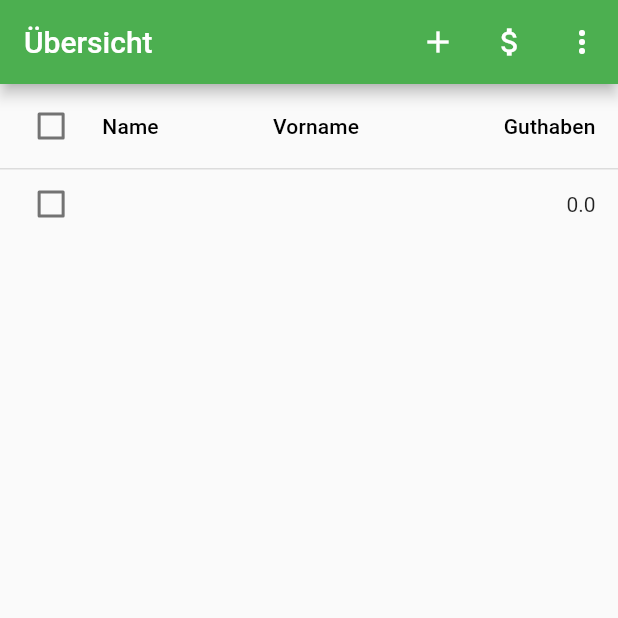
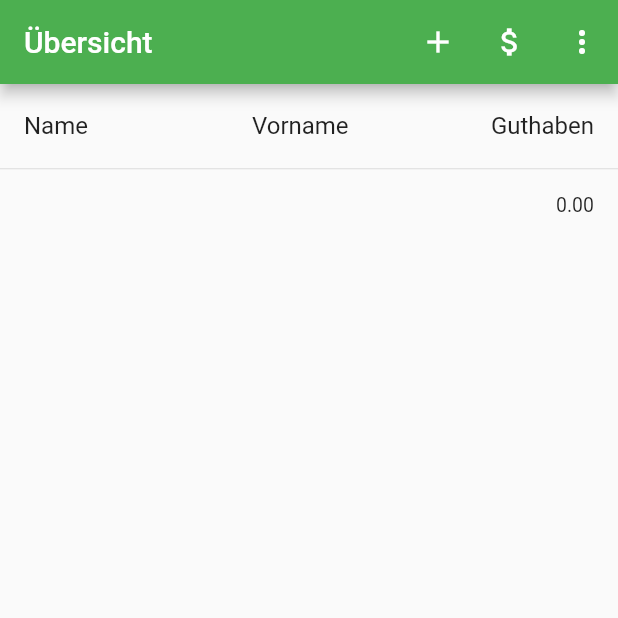
Before and after one commit to Snickers03/KlassenkassenM_Mobile, a Flutter app: the screen it shows once a user with an empty profile is signed in, on a phone screen of 412 x 824 dp, the top half of it. Run offline on Flutter 3.47's test engine with Material 2 defaults, Android fonts, the phone set to English and light mode, and no system bars; our stand-ins replace cloud_firestore, firebase_auth, flutter_spinkit; accounts and stored records are empty.

Commit message:
replaced datatable with listview, selection mode

```diff
--- a/lib/pages/home.dart
+++ b/lib/pages/home.dart
@@ -34,7 +34,7 @@ class _HomeState extends State<Home> {
         selected: selection.contains(stud),
         onSelectChanged: (sel) {
           print(stud.name);
-          onSelectedRow(sel, stud);
+          //onSelectedRow(sel, stud);
         },
         //selected: true,
         cells: [
@@ -54,7 +54,7 @@ class _HomeState extends State<Home> {
           }),
           DataCell(Text(stud.balance.toString()), onTap: () {
             rowTapped(stud);
-          }),
+          }, showEditIcon: true),
         ]);
   }
 
@@ -71,12 +71,15 @@ class _HomeState extends State<Home> {
                 child: PayTable(stud: stud))));
   }
 
-  onSelectedRow(bool sel, Student stud) async {
+  onSelectedRow(Student stud) async {
     setState(() {
-      if (sel == true) {
+      if (!selection.contains(stud)) {
         selection.add(stud);
       } else {
         selection.remove(stud);
+        if (selection.length == 0) {      //end selectionMode if no student selected anymore
+          selectionMode = false;
+        }
       }
     });
   }
@@ -131,8 +134,7 @@ class _HomeState extends State<Home> {
     date = null;
     return AlertDialog(
       title: Text("Zahlung erfassen"),
-      content: StatefulBuilder(
-        builder: (context, StateSetter setState) {
+      content: StatefulBuilder(builder: (context, StateSetter setState) {
         return Form(
           key: formKey,
           child: Column(
@@ -140,7 +142,8 @@ class _HomeState extends State<Home> {
             children: <Widget>[
               RaisedButton(
                 child: Text(date == null
-                      ? "Datum: " + DateFormat('dd.MM.yyyy').format(DateTime.now())
+                    ? "Datum: " +
+                        DateFormat('dd.MM.yyyy').format(DateTime.now())
                     : "Datum: " + DateFormat('dd.MM.yyyy').format(date)),
                 onPressed: () {
                   showDatePicker(
@@ -187,8 +190,7 @@ class _HomeState extends State<Home> {
             ],
           ),
         );
-        }
-      ),
+      }),
     );
   }
 
@@ -208,7 +210,9 @@ class _HomeState extends State<Home> {
     if (formKey.currentState.validate()) {
       formKey.currentState.save();
       List<String> idList = [];
-      date = date == null ? DateTime.now() : date;    //current date when date equals null
+      date = date == null
+          ? DateTime.now()
+          : date; //current date when date equals null
       Navigator.pop(context);
       //setState(() {
       for (int i = 0; i < selection.length; i++) {
@@ -241,7 +245,16 @@ class _HomeState extends State<Home> {
 
   AppBar bar() {
     return AppBar(
-      title: Text("Übersicht"),
+      title: !selectionMode ? Text("Übersicht") : Text("${selection.length} ausgewählt"),
+      leading: !selectionMode ? null : IconButton(
+        icon: Icon(Icons.close),
+        onPressed: () {
+          setState(() {
+            selectionMode = false;    //leave selection mode
+            selection.clear();
+          });
+        },
+      ),
       backgroundColor: Colors.green,
       actions: <Widget>[
         IconButton(
@@ -260,7 +273,7 @@ class _HomeState extends State<Home> {
         IconButton(
           icon: Icon(Icons.attach_money),
           onPressed: () {
-            if (selection.length <= 0) {
+            if (selection.length == 0 || selection == null) {
               showDialog(
                   context: context,
                   builder: (BuildContext context) {
@@ -313,6 +326,8 @@ class _HomeState extends State<Home> {
     );
   }
 
+  bool selectionMode = false;
+
   @override
   Widget build(BuildContext context) {
     final students = Provider.of<List<Student>>(context) ?? [];
@@ -320,8 +335,88 @@ class _HomeState extends State<Home> {
         .name)); //https://stackoverflow.com/questions/53547997/sort-a-list-of-objects-in-flutter-dart-by-property-value
     return Scaffold(
       appBar: bar(),
-      body: ListView(
+      body: ListView.separated(
+        separatorBuilder: (context, index) => Divider(
+          height: 1, //remove padding
+          color: Colors.grey[270],
+        ),
+        itemCount: students == null ? 1 : students.length + 1,
+        itemBuilder: (BuildContext context, int index) {
+          if (index == 0) {
+            return ListTile(
+                title: Row(
               children: <Widget>[
+                Expanded(
+                  flex: 2,
+                  child: Text("Name"),
+                  //width: ,
+                  //color: Colors.blue,
+                ),
+                Expanded(
+                  flex: 2,
+                  child: Text("Vorname"),
+                ),
+                //SizedBox(width: 10,),
+                Expanded(
+                    flex: 1,
+                    child: Text(
+                      "Guthaben",
+                      textAlign: TextAlign.right,
+                    )),
+              ],
+            ));
+          }
+          index--;
+          return ListTile(
+            selected: selection.contains(students[index]),
+            contentPadding: null,
+            dense: true,
+            onTap: () {
+              if (selectionMode) {
+                onSelectedRow(students[index]);   //toggle selection
+              } else {
+                rowTapped(students[index]);       //show payments
+              }
+            },
+            onLongPress: () {
+              if (!selectionMode) {
+              setState(() {
+                selectionMode = true;
+                selection.add(students[index]);
+              });
+              }
+            },
+            title: Row(
+              //mainAxisAlignment: MainAxisAlignment.spaceBetween,
+              children: <Widget>[
+                Expanded(
+                  flex: 2,
+                  child: Text(students[index].name),
+                  //width: ,
+                  //color: Colors.blue,
+                ),
+                Expanded(
+                  flex: 2,
+                  child: Text(students[index].vorname),
+                ),
+                //SizedBox(width: 10,),
+                Expanded(
+                    flex: 1,
+                    child: Text(
+                      students[index].balance.toStringAsFixed(2),
+                      textAlign: TextAlign.right,
+                    )),
+              ],
+            ),
+            //color: Colors.green,
+            /*height: 30,
+            decoration: BoxDecoration(
+              color: Colors.green,
+              border: Border.all(color: Colors.black)
+            ),*/
+          );
+        },
+        /*children: <Widget>[
           DataTable(
             horizontalMargin: 15,
             //columnSpacing: 10,
@@ -333,7 +428,7 @@ class _HomeState extends State<Home> {
             rows: students.map((student) => tableRow(student)).toList(),
           ),
           //StudentList(selection: selection, rowTapped: rowTapped, onSelectedRow: onSelectedRow, isSelected: isSelected,),
-        ],
+        ],*/
       ),
       /*floatingActionButton: FloatingActionButton(
     onPressed: () {
--- a/lib/pages/pay_table.dart
+++ b/lib/pages/pay_table.dart
@@ -19,9 +19,10 @@ class _PayTableState extends State<PayTable> {
   DataRow payRow(payment) {
     return DataRow(cells: [
       //DataCell(Text(payment.date)),
-      DataCell(Text(form.format(payment.date))),
+      DataCell(Text(form.format(payment.date)),
+      showEditIcon: true),
       DataCell(Text(payment.reason)),
-      DataCell(Text(payment.amount.toString())),
+      DataCell(Text(payment.amount.toStringAsFixed(2))),
     ]);
   }
 
--- a/lib/services/database.dart
+++ b/lib/services/database.dart
@@ -69,6 +69,10 @@ class DatabaseService {
     }).toList();
   }
 
+  Future deleteStudents() {
+
+  }
+
   Stream<QuerySnapshot> get users {
     return userCollection.snapshots();
   }
--- a/pubspec.yaml
+++ b/pubspec.yaml
@@ -28,6 +28,7 @@ dependencies:
   cloud_firestore: ^0.13.0+1
   provider: ^4.0.2
   flutter_spinkit: ^4.1.1+1
+  sticky_headers: ^0.1.8+1
 
 
 dev_dependencies:
```
Also changed, not shown: pubspec.lock. Lines whose indentation alone changed are shown as unchanged.
